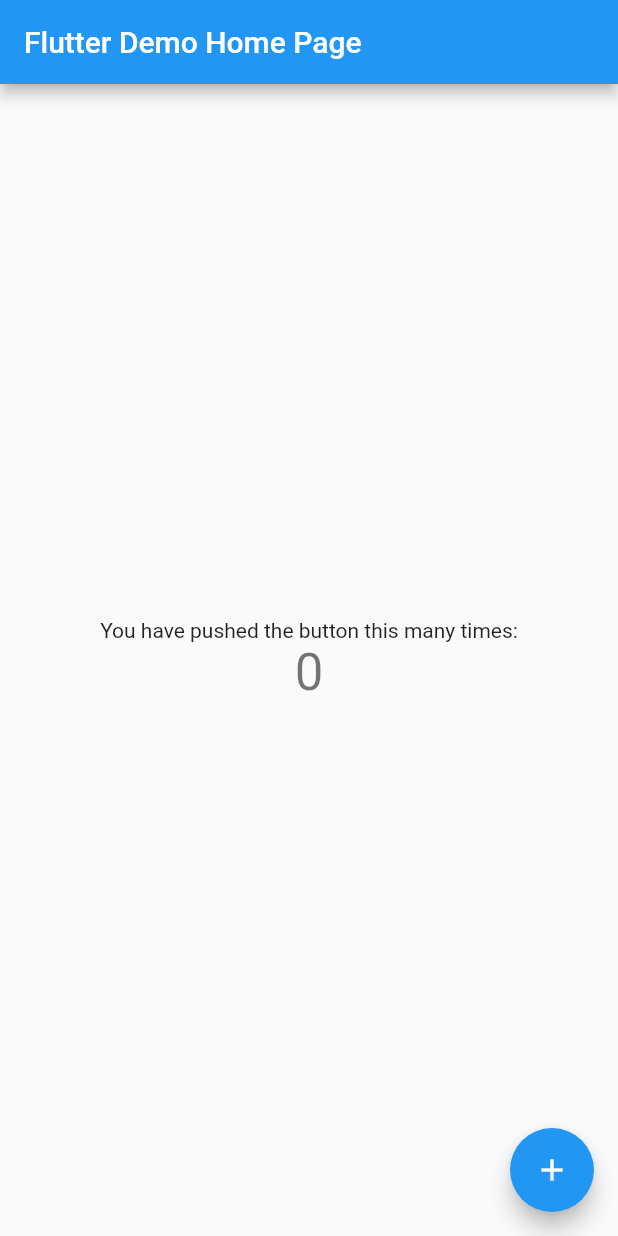
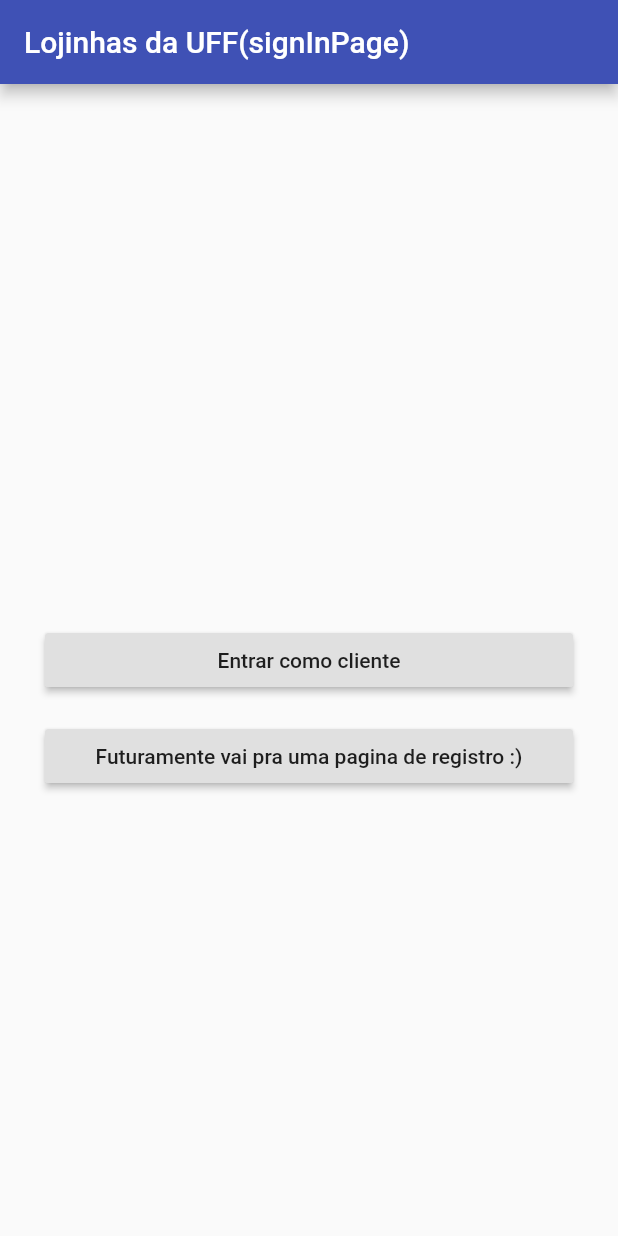
Before and after one commit to igorcruzf/uff_lojinhas, a Flutter app: the screen it shows after launch, on a phone screen of 412 x 824 dp. Run offline on Flutter 3.47's test engine with Material 2 defaults, Android fonts, the phone set to English and light mode, and no system bars; our stand-ins replace firebase_auth; accounts and stored records are empty.

Commit message:
RF:Firebase e fluxo de auth cliente

```diff
--- /dev/null
+++ b/lib/app/control_page.dart
@@ -0,0 +1,44 @@
+import 'package:flutter/material.dart';
+import 'package:flutter/cupertino.dart';
+import 'package:provider/provider.dart';
+import 'package:uff_lojinhas/app/sign_in_page/sign_in_page.dart';
+import 'package:uff_lojinhas/services/auth.dart';
+import 'home_page.dart';
+
+/*
+A ControlPage checa o fluxo de autenticacao, identificando mudancas no Stream
+Dependendo do estado do Stream, ela renderiza a pagina de log in (SignInPage) ou
+a pagina de feed do app (HomePage)
+ */
+/*
+Provider e Streambuilder sao classes poderosas e sinceramente o funcionamento delas
+ainda nao eh muito claro pra mim :(
+https://pub.dev/packages/provider
+ */
+
+class ControlPage extends StatelessWidget {
+  @override
+  Widget build(BuildContext context) {
+    final auth = Provider.of<AuthBase>(context, listen: false);
+    return StreamBuilder<User>(
+        stream: auth.onAuthStateChanged,
+        builder: (context, snapshot) {
+          if (snapshot.connectionState == ConnectionState.active) {
+            User user = snapshot.data;
+            if (user == null) {
+              return SignInPage();
+            }
+            return HomePage();
+          }else{
+            return Scaffold(
+              body: Center(
+                child: CircularProgressIndicator(),
+              ),
+            );
+          }
+        }
+    );
+  }
+
+
+}
--- /dev/null
+++ b/lib/app/sign_in_page/sign_in_page.dart
@@ -0,0 +1,61 @@
+import 'package:flutter/material.dart';
+import 'package:flutter/services.dart';
+import 'package:provider/provider.dart';
+import 'package:uff_lojinhas/services/auth.dart';
+
+class SignInPage extends StatefulWidget {
+  @override
+  _SignInPageState createState() => _SignInPageState();
+}
+
+class _SignInPageState extends State<SignInPage> {
+  bool _isLoading = false;
+
+  Future<void> _signInAnonymously(BuildContext context) async {
+    try {
+      setState(() => _isLoading = true);
+      final auth = Provider.of<AuthBase>(context, listen: false);
+      await auth.signInAnonymously();
+    } on PlatformException catch (e) {
+      AlertDialog(
+        title: Text("ERROR"),
+        actions: [
+          FlatButton(
+            child: Text("OK"),
+            onPressed: () {},
+          )
+        ],
+      );
+    } finally {
+      setState(() => _isLoading = false);
+    }
+  }
+
+  @override
+  Widget build(BuildContext context) {
+    return Scaffold(
+      appBar: AppBar(
+        title: Text("Lojinhas da UFF(signInPage)")
+      ),
+      body: Padding(
+        padding: EdgeInsets.all(30),
+        child: Column(
+            mainAxisAlignment: MainAxisAlignment.start,
+            crossAxisAlignment: CrossAxisAlignment.stretch,
+            children: [
+              SizedBox(height: 330),
+              RaisedButton(
+                onPressed: () => _signInAnonymously(context),
+                child: Text("Entrar como cliente"),
+              ),
+              SizedBox(height: 16),
+              RaisedButton(
+                onPressed: () {},
+                child: Text("Futuramente vai pra uma pagina de registro :)"),
+              )
+            ]
+        )
+      )
+    );
+  }
+}
--- a/lib/main.dart
+++ b/lib/main.dart
@@ -1,117 +1,25 @@
 import 'package:flutter/material.dart';
+import 'package:provider/provider.dart';
+import 'package:uff_lojinhas/services/auth.dart';
+import 'app/control_page.dart';
 
 void main() {
   runApp(MyApp());
 }
 
-class MyApp extends StatelessWidget {
-  // This widget is the root of your application.
+class MyApp extends StatelessWidget{
   @override
-  Widget build(BuildContext context) {
-    return MaterialApp(
-      title: 'Flutter Demo',
-      theme: ThemeData(
-        // This is the theme of your application.
-        //
-        // Try running your application with "flutter run". You'll see the
-        // application has a blue toolbar. Then, without quitting the app, try
-        // changing the primarySwatch below to Colors.green and then invoke
-        // "hot reload" (press "r" in the console where you ran "flutter run",
-        // or simply save your changes to "hot reload" in a Flutter IDE).
-        // Notice that the counter didn't reset back to zero; the application
-        // is not restarted.
-        primarySwatch: Colors.blue,
-        // This makes the visual density adapt to the platform that you run
-        // the app on. For desktop platforms, the controls will be smaller and
-        // closer together (more dense) than on mobile platforms.
-        visualDensity: VisualDensity.adaptivePlatformDensity,
-      ),
-      home: MyHomePage(title: 'Flutter Demo Home Page'),
+  Widget build(BuildContext context){
+    return Provider<AuthBase>(
+        create: (context) => Auth(),
+        child: MaterialApp(
+          title: "Lojinhas da UFF",
+          theme: ThemeData(
+            primarySwatch: Colors.indigo,
+        ),
+          home: ControlPage(),
+      )
     );
   }
+
 }
-
-class MyHomePage extends StatefulWidget {
-  MyHomePage({Key key, this.title}) : super(key: key);
-
-  // This widget is the home page of your application. It is stateful, meaning
-  // that it has a State object (defined below) that contains fields that affect
-  // how it looks.
-
-  // This class is the configuration for the state. It holds the values (in this
-  // case the title) provided by the parent (in this case the App widget) and
-  // used by the build method of the State. Fields in a Widget subclass are
-  // always marked "final".
-
-  final String title;
-
-  @override
-  _MyHomePageState createState() => _MyHomePageState();
-}
-
-class _MyHomePageState extends State<MyHomePage> {
-  int _counter = 0;
-
-  void _incrementCounter() {
-    setState(() {
-      // This call to setState tells the Flutter framework that something has
-      // changed in this State, which causes it to rerun the build method below
-      // so that the display can reflect the updated values. If we changed
-      // _counter without calling setState(), then the build method would not be
-      // called again, and so nothing would appear to happen.
-      _counter++;
-    });
-  }
-
-  @override
-  Widget build(BuildContext context) {
-    // This method is rerun every time setState is called, for instance as done
-    // by the _incrementCounter method above.
-    //
-    // The Flutter framework has been optimized to make rerunning build methods
-    // fast, so that you can just rebuild anything that needs updating rather
-    // than having to individually change instances of widgets.
-    return Scaffold(
-      appBar: AppBar(
-        // Here we take the value from the MyHomePage object that was created by
-        // the App.build method, and use it to set our appbar title.
-        title: Text(widget.title),
-      ),
-      body: Center(
-        // Center is a layout widget. It takes a single child and positions it
-        // in the middle of the parent.
-        child: Column(
-          // Column is also a layout widget. It takes a list of children and
-          // arranges them vertically. By default, it sizes itself to fit its
-          // children horizontally, and tries to be as tall as its parent.
-          //
-          // Invoke "debug painting" (press "p" in the console, choose the
-          // "Toggle Debug Paint" action from the Flutter Inspector in Android
-          // Studio, or the "Toggle Debug Paint" command in Visual Studio Code)
-          // to see the wireframe for each widget.
-          //
-          // Column has various properties to control how it sizes itself and
-          // how it positions its children. Here we use mainAxisAlignment to
-          // center the children vertically; the main axis here is the vertical
-          // axis because Columns are vertical (the cross axis would be
-          // horizontal).
-          mainAxisAlignment: MainAxisAlignment.center,
-          children: <Widget>[
-            Text(
-              'You have pushed the button this many times:',
-            ),
-            Text(
-              '$_counter',
-              style: Theme.of(context).textTheme.headline4,
-            ),
-          ],
-        ),
-      ),
-      floatingActionButton: FloatingActionButton(
-        onPressed: _incrementCounter,
-        tooltip: 'Increment',
-        child: Icon(Icons.add),
-      ), // This trailing comma makes auto-formatting nicer for build methods.
-    );
-  }
-}
--- /dev/null
+++ b/lib/services/auth.dart
@@ -0,0 +1,49 @@
+import 'package:flutter/cupertino.dart';
+import 'package:firebase_auth/firebase_auth.dart';
+import 'package:flutter/services.dart';
+
+class User {
+  User({@required this.uid});
+  final String uid;
+}
+
+abstract class AuthBase {
+  Stream<User> get onAuthStateChanged;
+  Future<User> currentUser();
+  Future<User> signInAnonymously();
+  Future<void> signOut();
+}
+
+class Auth implements AuthBase {
+
+  final _firebaseAuth = FirebaseAuth.instance;
+
+  User _userFromFirebase(FirebaseUser user) {
+    if (user == null) {
+      return null;
+    }
+    return User(uid: user.uid);
+  }
+
+  Stream<User> get onAuthStateChanged {
+    return _firebaseAuth.onAuthStateChanged.map(_userFromFirebase);
+  }
+
+  @override
+  Future<User> currentUser() async {
+    final user = await _firebaseAuth.currentUser();
+    return _userFromFirebase(user);
+  }
+
+  @override
+  Future<User> signInAnonymously() async {
+    final authResult = await _firebaseAuth.signInAnonymously();
+    return _userFromFirebase(authResult.user);
+  }
+
+  @override
+  Future<void> signOut() async {
+    await _firebaseAuth.signOut();
+  }
+
+}
--- a/pubspec.yaml
+++ b/pubspec.yaml
@@ -28,6 +28,8 @@ dependencies:
   # The following adds the Cupertino Icons font to your application.
   # Use with the CupertinoIcons class for iOS style icons.
   cupertino_icons: ^0.1.3
+  provider: ^4.0.1
+  firebase_auth: ^0.14.0+5
 
 dev_dependencies:
   flutter_test:
```
Also changed, not shown: lib/app/home_page.dart (added, +39 -0 lines), pubspec.lock, 3 other files.
